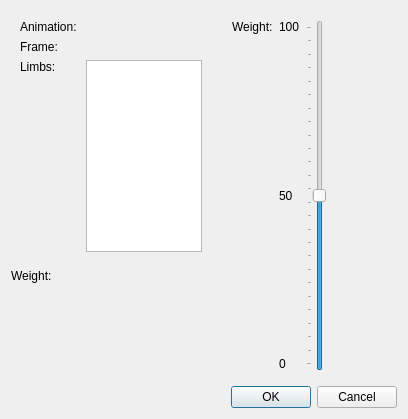
Qt form src/LimbsWeightDialog.ui (tapple/animik) before a commit.
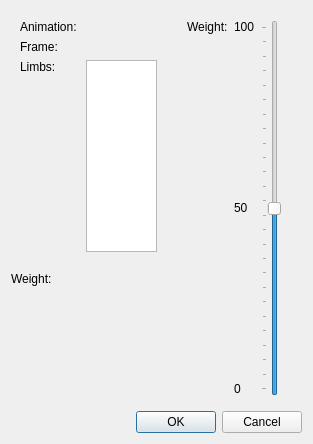
The same form after that commit.

Commit message: First code with limbs' weights. So far set directly from Blender's AnimationView (via LimbsWeightDialog).

```diff
--- a/src/LimbsWeightDialog.ui
+++ b/src/LimbsWeightDialog.ui
@@ -6,8 +6,8 @@
    <rect>
     <x>0</x>
     <y>0</y>
-    <width>408</width>
-    <height>419</height>
+    <width>313</width>
+    <height>444</height>
    </rect>
   </property>
   <property name="windowTitle">
@@ -22,6 +22,9 @@
      <property name="standardButtons">
       <set>QDialogButtonBox::Cancel|QDialogButtonBox::Ok</set>
      </property>
+     <property name="centerButtons">
+      <bool>false</bool>
+     </property>
     </widget>
    </item>
    <item row="0" column="0" colspan="2">
@@ -292,11 +295,14 @@
     <widget class="QLabel" name="weightLabel">
      <property name="font">
       <font>
-       <pointsize>12</pointsize>
+       <pointsize>16</pointsize>
        <weight>75</weight>
        <bold>true</bold>
       </font>
      </property>
+     <property name="styleSheet">
+      <string notr="true">color: rgb(0, 0, 127);</string>
+     </property>
      <property name="text">
       <string>&lt;weight&gt;</string>
      </property>
```
The commit also changes 11 other files.
